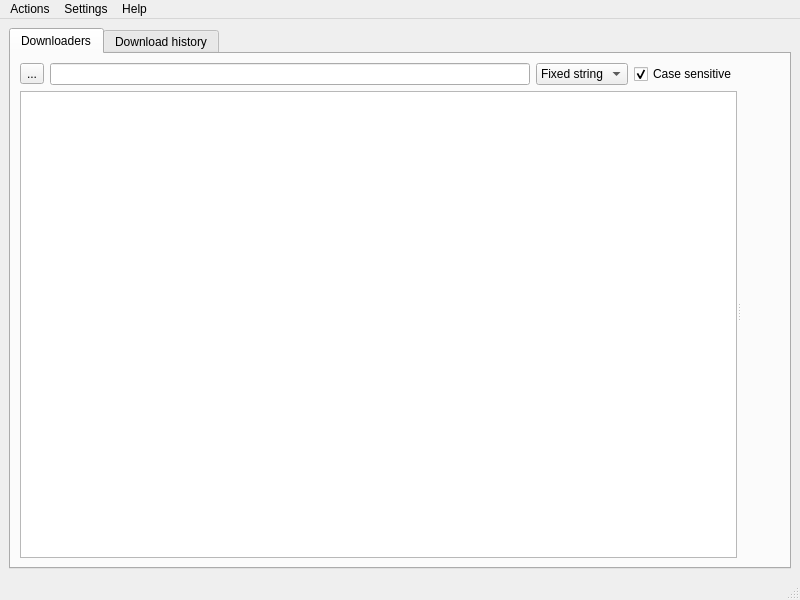
First picture: the form in src/leechcraft.ui, repository 0xd34df00d/leechcraft, before the edit.
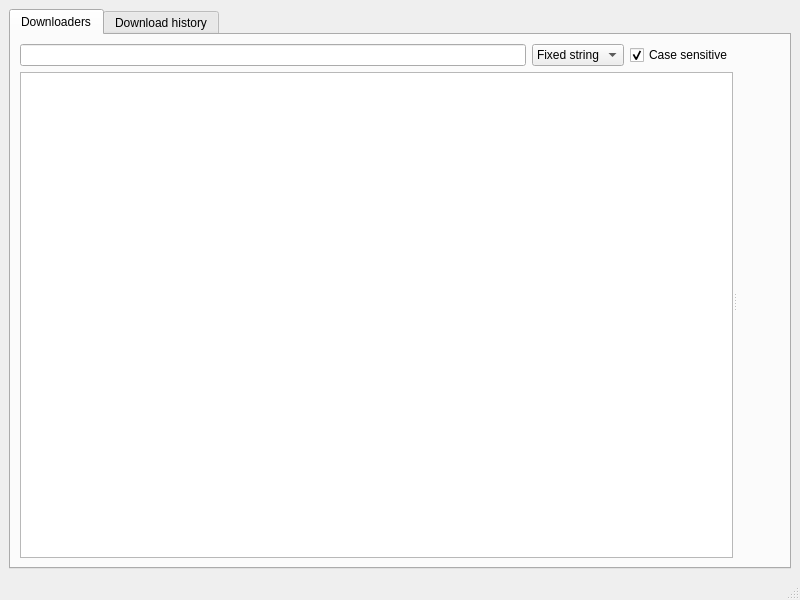
Second picture: the form after the edit. Icons and pictures are not drawn. Custom widgets are drawn as their Qt base class.

What changed in the file:
```diff
--- a/src/leechcraft.ui
+++ b/src/leechcraft.ui
@@ -46,13 +46,6 @@
            <layout class="QVBoxLayout" name="PluginsStuff_" >
             <item>
              <layout class="QHBoxLayout" name="horizontalLayout" >
-              <item>
-               <widget class="QToolButton" name="AddTaskButton_" >
-                <property name="text" >
-                 <string>...</string>
-                </property>
-               </widget>
-              </item>
               <item>
                <widget class="QLineEdit" name="FilterLine_" />
               </item>
@@ -206,47 +199,6 @@
     </item>
    </layout>
   </widget>
-  <widget class="QMenuBar" name="menubar" >
-   <property name="geometry" >
-    <rect>
-     <x>0</x>
-     <y>0</y>
-     <width>800</width>
-     <height>32</height>
-    </rect>
-   </property>
-   <widget class="QMenu" name="menuFile" >
-    <property name="title" >
-     <string>Actions</string>
-    </property>
-    <addaction name="ActionAddTask_" />
-    <addaction name="separator" />
-    <addaction name="separator" />
-    <addaction name="ActionQuit_" />
-   </widget>
-   <widget class="QMenu" name="menuSettings" >
-    <property name="title" >
-     <string>Settings</string>
-    </property>
-    <addaction name="ActionMultiwindow_" />
-    <addaction name="ActionFullscreenMode_" />
-    <addaction name="separator" />
-    <addaction name="ActionLogger_" />
-    <addaction name="separator" />
-    <addaction name="ActionPluginManager_" />
-    <addaction name="ActionSettings_" />
-   </widget>
-   <widget class="QMenu" name="menuHelp" >
-    <property name="title" >
-     <string>Help</string>
-    </property>
-    <addaction name="ActionAboutLeechCraft_" />
-    <addaction name="ActionAboutQt_" />
-   </widget>
-   <addaction name="menuFile" />
-   <addaction name="menuSettings" />
-   <addaction name="menuHelp" />
-  </widget>
   <widget class="QStatusBar" name="statusbar" />
   <action name="ActionAddTask_" >
    <property name="icon" >
```
Left out of the diff: 27 changed lines with no effect on the pictures.
